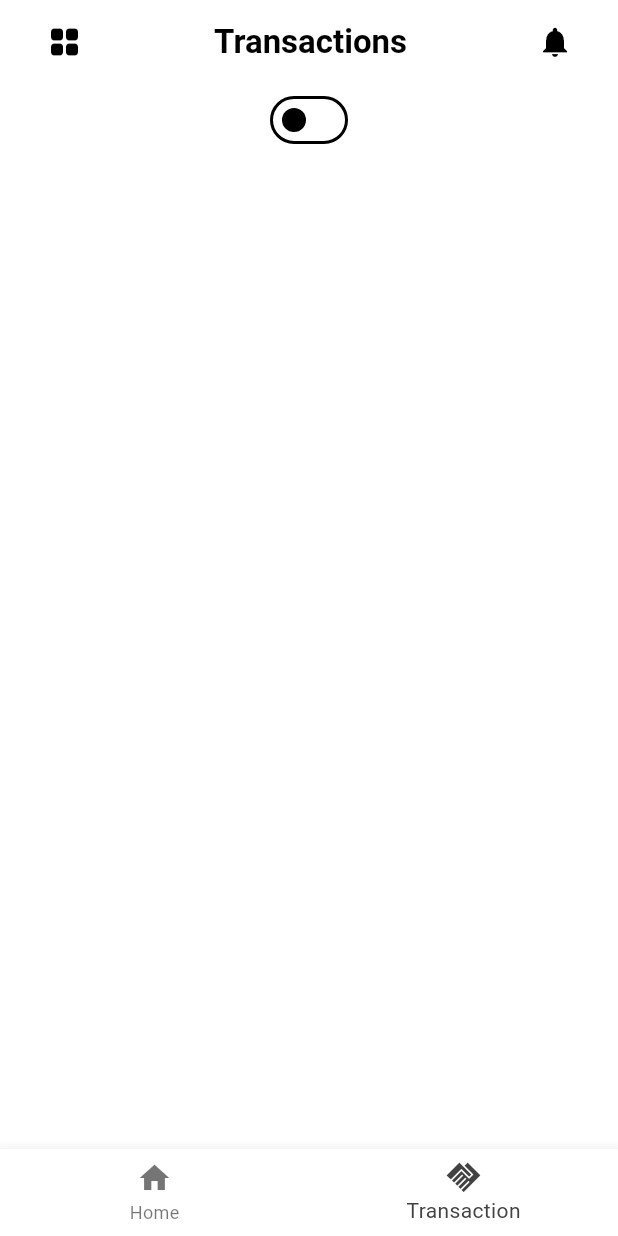
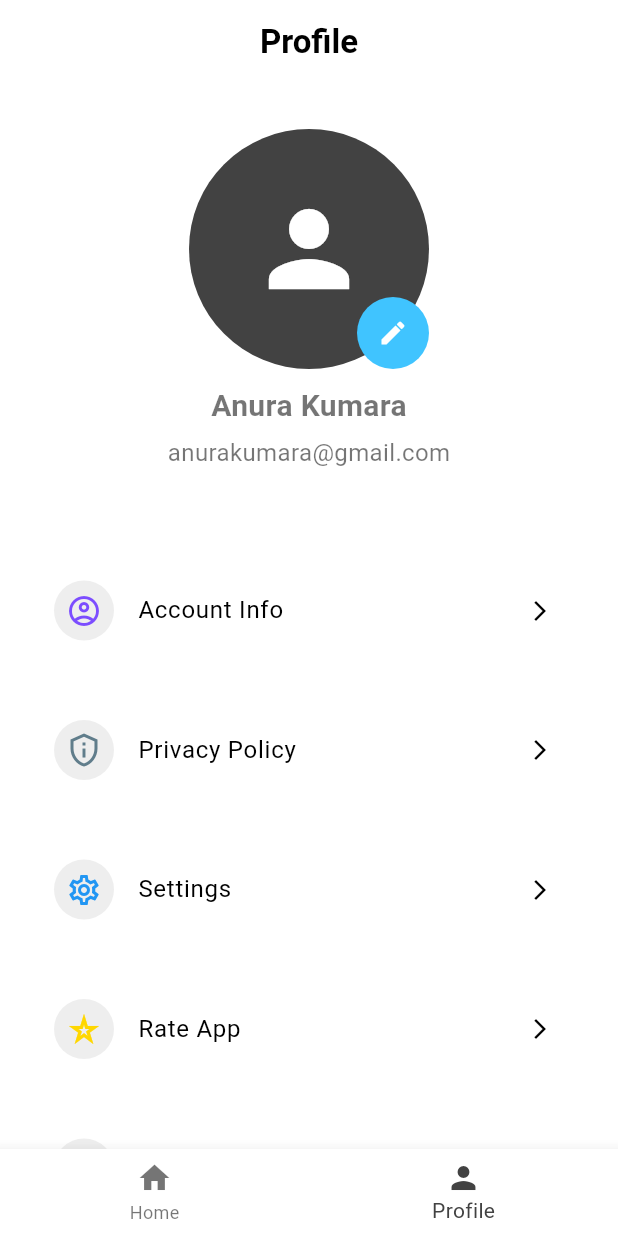
Before and after one commit to UdaraWickramarathne/financial_manager_app_flutter, a Flutter app: the HomePage screen opened directly, item 2 of the bottom bar chosen, on a phone screen of 412 x 824 dp. Run offline on Flutter 3.47's test engine with Material 3 defaults, Android fonts, the phone set to English and light mode, and no system bars; our stand-ins replace image_picker.

Commit message:
change file names 2

```diff
--- a/lib/main.dart
+++ b/lib/main.dart
@@ -1,4 +1,6 @@
 import 'package:financial_app/screens/home/home_page.dart';
+import 'package:financial_app/screens/login_page.dart';
+import 'package:financial_app/screens/profile_pages/profile_page.dart';
 import 'package:financial_app/themes/themedata.dart';
 import 'package:financial_app/themes/themeprovider.dart';
 import 'package:flutter/material.dart';
@@ -51,7 +53,7 @@ class _MyAppState extends State<MyApp> with WidgetsBindingObserver {
       theme: lightMode,
       darkTheme: darkMode,
       themeMode: themeProvider.themeMode,
-      home: const HomePage(),
+      home: const LoginScreen(),
     );
   }
 }
--- a/lib/screens/home/home_page.dart
+++ b/lib/screens/home/home_page.dart
@@ -1,5 +1,5 @@
 import 'package:financial_app/screens/dashboard/dashboard_index_page.dart';
-import 'package:financial_app/screens/transaction/transaction_index_page.dart';
+import 'package:financial_app/screens/profile_pages/profile_index_page.dart';
 import 'package:financial_app/services/navigators.dart';
 import 'package:flutter/material.dart';
 
@@ -19,7 +19,7 @@ class _HomePageState extends State<HomePage> {
         index: _currentIndex,
         children: const [
           DashboardIndexPage(),
-          TransactionIndexPage(),
+          ProfileIndexPage(),
         ],
       ),
       bottomNavigationBar: BottomNavigationBar(
@@ -36,8 +36,8 @@ class _HomePageState extends State<HomePage> {
             label: 'Home',
           ),
           BottomNavigationBarItem(
-            icon: Icon(Icons.handshake_sharp),
-            label: 'Transaction',
+            icon: Icon(Icons.person),
+            label: 'Profile',
           ),
         ],
       ),
--- a/lib/screens/profile_screen/privacy_policy/privacy_policy_page.dart
+++ b/lib/screens/profile_pages/privacy_policy/privacy_policy_page.dart
@@ -1,4 +1,4 @@
-import 'package:financial_app/screens/profile_screen/profile_page.dart';
+import 'package:financial_app/screens/profile_pages/profile_page.dart';
 import 'package:flutter/material.dart';
 import 'package:intl/intl.dart';
 
@@ -89,7 +89,7 @@ class _PrivacyPolicyScreenState extends State<PrivacyPolicyScreen> {
                           Navigator.pushAndRemoveUntil(
                             context,
                             MaterialPageRoute(
-                                builder: (context) => const ProfileScreen()),
+                                builder: (context) => const ProfilePage()),
                             (Route<dynamic> route) => false,
                           );
                         }
--- /dev/null
+++ b/lib/screens/profile_pages/profile_index_page.dart
@@ -0,0 +1,26 @@
+import 'package:financial_app/screens/profile_pages/profile_page.dart';
+import 'package:financial_app/services/navigators.dart';
+import 'package:flutter/material.dart';
+
+class ProfileIndexPage extends StatelessWidget {
+  const ProfileIndexPage({super.key});
+
+  @override
+  Widget build(BuildContext context) {
+    return Navigator(
+      key: profileNavigatorKey,
+      onGenerateRoute: (settings) {
+        switch (settings.name) {
+          case '/':
+            return MaterialPageRoute(
+              builder: (context) => const ProfilePage(),
+            );
+          default:
+            return MaterialPageRoute(
+              builder: (context) => const ProfilePage(),
+            );
+        }
+      },
+    );
+  }
+}
--- a/lib/screens/themes/theme.dart
+++ /dev/null
@@ -1,27 +0,0 @@
-import 'package:flutter/material.dart';
-
-class AppThemes {
-  static final ThemeData lightTheme = ThemeData(
-    primarySwatch: Colors.grey,
-    brightness: Brightness.light,
-    appBarTheme: const AppBarTheme(
-      backgroundColor: Colors.grey,
-    ),
-    switchTheme: SwitchThemeData(
-      thumbColor: MaterialStateProperty.all(Colors.grey),
-      trackColor: MaterialStateProperty.all(Colors.grey.shade200),
-    ),
-  );
-
-  static final ThemeData darkTheme = ThemeData(
-    brightness: Brightness.dark,
-    primarySwatch: Colors.grey,
-    appBarTheme: const AppBarTheme(
-      backgroundColor: Colors.grey,
-    ),
-    switchTheme: SwitchThemeData(
-      thumbColor: MaterialStateProperty.all(Colors.grey),
-      trackColor: MaterialStateProperty.all(Colors.grey.shade600),
-    ),
-  );
-}
--- a/lib/services/navigators.dart
+++ b/lib/services/navigators.dart
@@ -11,3 +11,6 @@ final GlobalKey<NavigatorState> dashboardNavigatorKey =
 
 final GlobalKey<NavigatorState> transactionNavigatorKey =
     GlobalKey<NavigatorState>(debugLabel: 'Transaction');
+
+final GlobalKey<NavigatorState> profileNavigatorKey =
+    GlobalKey<NavigatorState>(debugLabel: 'Profile');
```
Also changed, not shown: lib/screens/profile_pages/profile_page.dart (renamed from lib/screens/profile_screen/profile_page.dart, +11 -68 lines), lib/screens/profile_pages/settings/settings_page.dart (added, +169 -0 lines), lib/screens/profile_screen/settings/settings_page.dart (deleted, +0 -169 lines), lib/screens/profile_pages/account_info/accountInfo_page.dart (renamed from lib/screens/profile_screen/account_info/accountInfo_page.dart), lib/screens/profile_pages/rating/rating_dialog.dart (renamed from lib/screens/profile_screen/rating/rating_dialog.dart).
